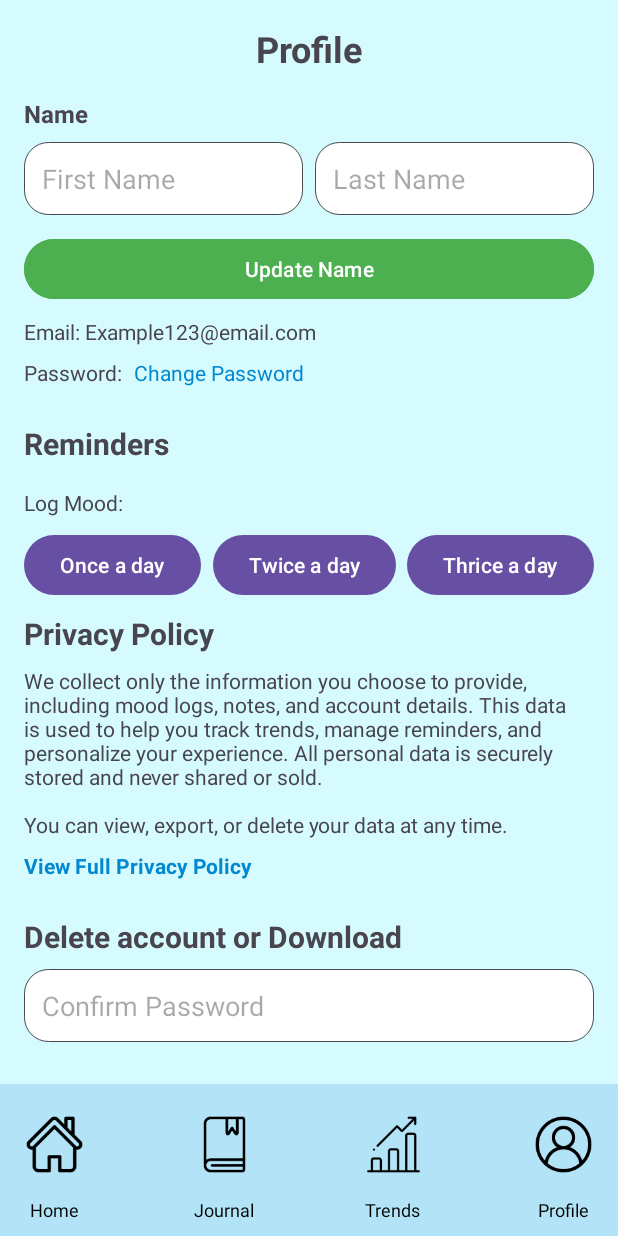
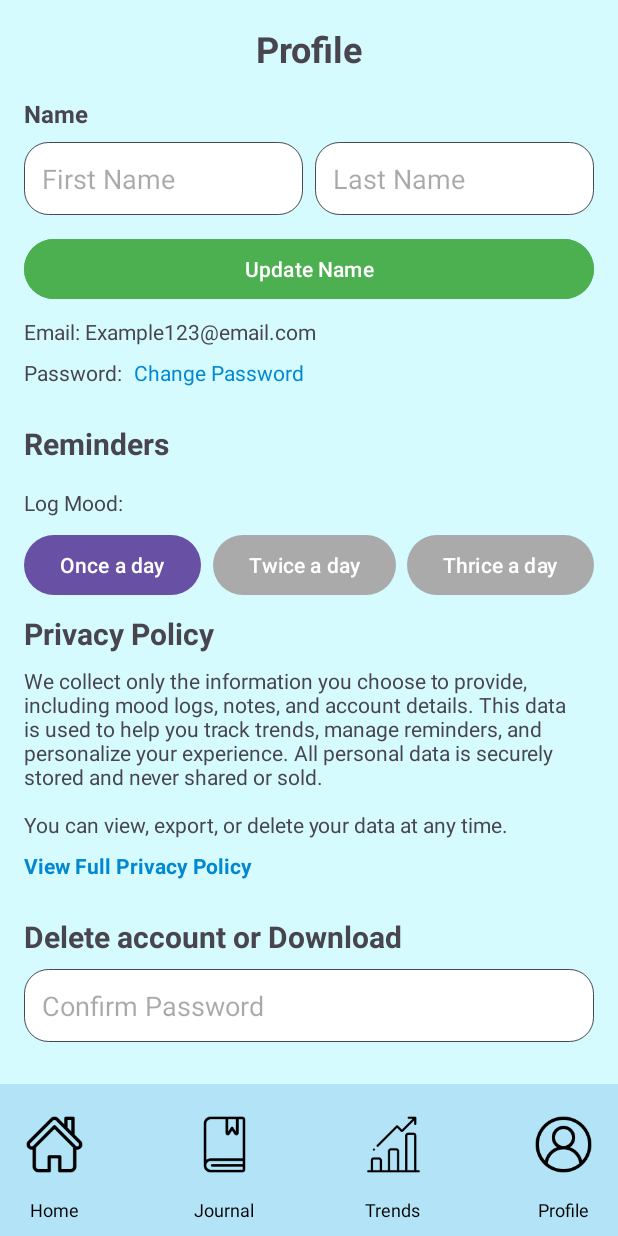
Before and after one commit to killerBunny8/mentalhealth-project, an Android app: the ActivitySettings screen opened directly, with no data from a screen before it, after a tap on "Once a day", on a phone screen of 412 x 824 dp. Run offline under Robolectric (Android 15) with nearby library versions, the phone set to English and light mode, and no system bars; our stand-ins replace Firebase (no records; nobody signed in at launch, a user with empty details on screens opened directly).

Commit message:
coments and some cahnges in settings

```diff
--- a/app/src/main/java/com/example/mentalhealf/ActivityMindfullness.java
+++ b/app/src/main/java/com/example/mentalhealf/ActivityMindfullness.java
@@ -51,7 +51,7 @@ public class ActivityMindfullness extends AppCompatActivity {
         });
 
     }
-
+    // function that opens next page with correct fragment
     private void openMethodMeditation(String meditationType) {
         Intent intent = new Intent(this, ActivityMethodMeditation.class);
         intent.putExtra("MEDITATION_TYPE", meditationType);
--- a/app/src/main/java/com/example/mentalhealf/ActivitySettings.java
+++ b/app/src/main/java/com/example/mentalhealf/ActivitySettings.java
@@ -28,14 +28,14 @@ import java.text.SimpleDateFormat;
 import java.util.Locale;
 
 public class ActivitySettings extends AppCompatActivity {
-    TextView emailText, changePassword, privacyPolicy;
+    private TextView emailText, changePassword, privacyPolicy;
 
-    EditText editFirstName, editLastName,deletePassword;
-    Button btnUpdateName,btnOnce, btnTwice, btnThrice, btndeleteAccount, btnDownload,btnLogout;
+    private EditText editFirstName, editLastName,deletePassword;
+    private Button btnUpdateName,btnOnce, btnTwice, btnThrice, btndeleteAccount, btnDownload,btnLogout;
 
-    FirebaseAuth mAuth;
-    FirebaseFirestore db;
-    FirebaseUser user;
+    private FirebaseAuth mAuth;
+    private FirebaseFirestore db;
+    private FirebaseUser user;
     private reminders reminderManager;
 
 
@@ -45,7 +45,7 @@ public class ActivitySettings extends AppCompatActivity {
         setContentView(R.layout.activity_settings);
 
         getWindow().setNavigationBarColor(ContextCompat.getColor(this, android.R.color.black));
-
+        // init layout components to variable
         editFirstName = findViewById(R.id.editFirstName);
         editLastName = findViewById(R.id.editLastName);
         btnUpdateName = findViewById(R.id.btnUpdateName);
@@ -59,14 +59,17 @@ public class ActivitySettings extends AppCompatActivity {
         btnDownload = findViewById(R.id.downloadDataButton);
         btnLogout = findViewById(R.id.logoutButton);
         privacyPolicy = findViewById(R.id.privacyPolicyLink);
-
+        //init reminders
         reminderManager = new reminders(this);
-
+        //init firestore
         mAuth = FirebaseAuth.getInstance();
         db = FirebaseFirestore.getInstance();
         user = mAuth.getCurrentUser();
+        //call function to load username into edittext
         loadUserName();
+        loadSelectedReminder();
 
+        //btnclick to update name
         btnUpdateName.setOnClickListener(v -> {
             String firstName = editFirstName.getText().toString().trim();
             String lastName = editLastName.getText().toString().trim();
@@ -77,19 +80,26 @@ public class ActivitySettings extends AppCompatActivity {
                 updateName();
             }
         });
+        //function which sends email to change password
         changePassword.setOnClickListener(v -> {
             changePword();
         });
+        //btn to set reminders
         btnOnce.setOnClickListener(v -> {
+            highlightSelectedButton(btnOnce);
+            saveSelectedReminder(1);
             reminderManager.setReminders(
                     1,
                     "Mental Health Check",
                     "Time to check in with yourself!"
             );
-            testNotification();
+            testNotification(); //function to show notification
         });
 
+        // onclick of two a day notif
         btnTwice.setOnClickListener(v -> {
+            highlightSelectedButton(btnTwice);
+            saveSelectedReminder(2);
             reminderManager.setReminders(
                     2,
                     "Mental Health Check",
@@ -97,8 +107,10 @@ public class ActivitySettings extends AppCompatActivity {
             );
             testNotification();
         });
-
+        // onclick of three a day notif
         btnThrice.setOnClickListener(v -> {
+            highlightSelectedButton(btnThrice);
+            saveSelectedReminder(3);
             reminderManager.setReminders(
                     3,
                     "Mental Health Check",
@@ -106,12 +118,14 @@ public class ActivitySettings extends AppCompatActivity {
             );
             testNotification();
         });
+        //delete account
         btndeleteAccount.setOnClickListener(v -> {
             String password = deletePassword.getText().toString().trim();
             if (password.isEmpty()) {
                 Toast.makeText(this, "Please enter your password to confirm", Toast.LENGTH_SHORT).show();
             } else {
                 //deleteAccount(password);
+                //alert box to double check deleting account
                 new AlertDialog.Builder(this)
                         .setTitle("Confirm Deletion")
                         .setMessage("Are you sure you want to permanently delete your account? this action can not be undone.")
@@ -122,25 +136,58 @@ public class ActivitySettings extends AppCompatActivity {
                         .show();
             }
         });
+        //download moodlogs btn
         btnDownload.setOnClickListener(v -> {
             String password = deletePassword.getText().toString().trim();
             if (password.isEmpty()) {
                 Toast.makeText(this, "Please enter your password to confirm", Toast.LENGTH_SHORT).show();
             } else {
                 downloadUserData(password);
-
             }
         });
+        //logout btn
         btnLogout.setOnClickListener(v -> {
             logout();
         });
+        //view privcacy policy
         privacyPolicy.setOnClickListener(v -> {
             Toast.makeText(ActivitySettings.this, "Redirecting to login page", Toast.LENGTH_SHORT).show();
             startActivity(new Intent(ActivitySettings.this, ActivityPrivacy.class));
         });
 
     }
+    //function which  loads the chosen reminder oncreate()
+    private void loadSelectedReminder() {
+        SharedPreferences prefs = getSharedPreferences("MyPrefs", MODE_PRIVATE);
+        int selectedReminder = prefs.getInt("SelectedReminder", 0);
 
+        if (selectedReminder == 1) {
+            highlightSelectedButton(btnOnce);
+        } else if (selectedReminder == 2) {
+            highlightSelectedButton(btnTwice);
+        } else if (selectedReminder == 3) {
+            highlightSelectedButton(btnThrice);
+        }
+    }
+    //function which saves setting of notif status
+    private void saveSelectedReminder(int reminderOption) {
+        SharedPreferences prefs = getSharedPreferences("MyPrefs", MODE_PRIVATE);
+        SharedPreferences.Editor editor = prefs.edit();
+        editor.putInt("SelectedReminder", reminderOption);
+        editor.apply();
+    }
+    //ciews the chosen notif button
+    private void highlightSelectedButton(Button selectedButton) {
+        // Reset buttons
+        btnOnce.setBackgroundColor(ContextCompat.getColor(this, android.R.color.darker_gray));
+        btnTwice.setBackgroundColor(ContextCompat.getColor(this, android.R.color.darker_gray));
+        btnThrice.setBackgroundColor(ContextCompat.getColor(this, android.R.color.darker_gray));
+
+        // change colour of butotn
+        selectedButton.setBackgroundColor(ContextCompat.getColor(this, R.color.purplebtn));
+    }
+
+    //logs out and removes account from shared preferences
     private void logout() {
         FirebaseAuth.getInstance().signOut();
         SharedPreferences prefs = getSharedPreferences("MyPrefs", MODE_PRIVATE);
@@ -149,7 +196,7 @@ public class ActivitySettings extends AppCompatActivity {
         startActivity(new Intent(this, ActivityMain.class));
         finish();
     }
-
+    //function to update name
     private void updateName() {
         String firstName = editFirstName.getText().toString().trim();
         String lastName = editLastName.getText().toString().trim();
@@ -168,6 +215,7 @@ public class ActivitySettings extends AppCompatActivity {
             Toast.makeText(this, "User not logged in", Toast.LENGTH_SHORT).show();
         }
     }
+    //function to load username
     private void loadUserName() {
         if (user != null) {
             String uid = user.getUid();
@@ -193,6 +241,7 @@ public class ActivitySettings extends AppCompatActivity {
             );
         }
     }
+    //function which sends email to change password
     private void changePword(){
         if (user != null) {
             //String email = changePassword.getText().toString();
@@ -209,6 +258,7 @@ public class ActivitySettings extends AppCompatActivity {
             Toast.makeText(this, "No user logged in", Toast.LENGTH_SHORT).show();
         }
     }
+    //sends out a test notification
     private void testNotification() {
         Intent intent = new Intent(this, ReminderMessage.class);
         intent.putExtra("title", "Test Notification");
@@ -217,7 +267,7 @@ public class ActivitySettings extends AppCompatActivity {
 
         sendBroadcast(intent);
     }
-
+    // deletes account data, authentication and also stored data after authenticating
     private void deleteAccount(String password){
         String email = user.getEmail();
 
@@ -241,6 +291,7 @@ public class ActivitySettings extends AppCompatActivity {
                         Toast.makeText(this, "Re-authentication failed: " + e.getMessage(), Toast.LENGTH_SHORT).show());
 
     }
+    //downlaods all moodlog data after authenticating account
     private void downloadUserData(String password) {
 
         String email = user.getEmail();
@@ -254,12 +305,13 @@ public class ActivitySettings extends AppCompatActivity {
                             .addOnSuccessListener(querySnapshot -> {
                                 StringBuilder data = new StringBuilder();
                                 SimpleDateFormat sdf = new SimpleDateFormat("dd MMM yyyy - HH:mm", Locale.getDefault());
-                                for (var doc : querySnapshot) {
+                                for (var doc : querySnapshot) { //for every moodlog this happens
                                     String activity = doc.getString("activity");
                                     String description = doc.getString("description");
                                     Long feeling = doc.getLong("feeling");
                                     Timestamp timestamp = doc.getTimestamp("time");
                                     String moodEmoji;
+                                    // transforms the feeling into their emojis for consistency
                                     if (feeling == null) {
                                         moodEmoji = "🤔";
                                     } else if (feeling == 1) {
@@ -275,14 +327,14 @@ public class ActivitySettings extends AppCompatActivity {
                                     } else {
                                         moodEmoji = "🤔";
                                     }
-
+                                    //appends to a document
                                     data.append("Date: ").append(sdf.format(timestamp.toDate()))
                                             .append("\nMood: ").append(moodEmoji)
                                             .append("\nActivity: ").append(activity)
                                             .append("\nDescription: ").append(description)
                                             .append("\n\n");
                                 }
-
+                                //calls function to save to file
                                 saveTextToFile(data.toString());
                             })
                             .addOnFailureListener(e ->
@@ -292,11 +344,11 @@ public class ActivitySettings extends AppCompatActivity {
                 .addOnFailureListener(e ->
                         Toast.makeText(this, "Re-authentication failed: " + e.getMessage(), Toast.LENGTH_SHORT).show());
     }
-
+    //defines name and location of where to esave file.
     private void saveTextToFile(String content) {
         try {
             String fileName = "my_mood_logs.txt";
-            File downloads = Environment.getExternalStoragePublicDirectory(Environment.DIRECTORY_DOWNLOADS);
+            File downloads = Environment.getExternalStoragePublicDirectory(Environment.DIRECTORY_DOWNLOADS); //location of save
 
             File file = new File(downloads, fileName);
             FileOutputStream fos = new FileOutputStream(file);
--- a/app/src/main/java/com/example/mentalhealf/ActivitySignup.java
+++ b/app/src/main/java/com/example/mentalhealf/ActivitySignup.java
@@ -26,7 +26,7 @@ public class ActivitySignup extends AppCompatActivity {
         super.onCreate(savedInstanceState);
         setContentView(R.layout.activity_signup);
         getWindow().setNavigationBarColor(ContextCompat.getColor(this, android.R.color.black));
-        // Initialize helper
+        // Initialise helper
         firebaselogin = new loginHelper();
 
         // Link ui elements
--- a/app/src/main/java/com/example/mentalhealf/moodLogHelper.java
+++ b/app/src/main/java/com/example/mentalhealf/moodLogHelper.java
@@ -58,9 +58,6 @@ public class moodLogHelper {
     public void getAllMoodLogs(String selectedDate, @NonNull MoodLogListCallback callback) {
         FirebaseUser currentUser = mAuth.getCurrentUser();
         String userId = currentUser.getUid();
-
-
-
         db.collection("users").document(userId).collection("moodLogs")
                 .orderBy("time").get().addOnSuccessListener(queryDocumentSnapshots -> {
                     List<Moodlog> moodLogs = new ArrayList<>();
--- a/app/src/main/res/layout/activity_settings.xml
+++ b/app/src/main/res/layout/activity_settings.xml
@@ -146,13 +146,14 @@
                 app:layout_constraintStart_toStartOf="parent"
                 android:layout_marginTop="16dp" />
 
-            <Button android:id="@+id/btnOnce"
+            <Button
+                android:id="@+id/btnOnce"
                 android:layout_width="wrap_content"
                 android:layout_height="wrap_content"
+                android:layout_marginTop="8dp"
                 android:text="Once a day"
-                app:layout_constraintTop_toBottomOf="@id/logMoodLabel"
                 app:layout_constraintStart_toStartOf="parent"
-                android:layout_marginTop="8dp" />
+                app:layout_constraintTop_toBottomOf="@id/logMoodLabel" />
 
             <Button
                 android:id="@+id/btnTwice"
--- a/app/src/main/res/values/colors.xml
+++ b/app/src/main/res/values/colors.xml
@@ -4,4 +4,5 @@
     <color name="white">#FFFFFFFF</color>
     <color name="green_button_background">#4CAF50</color>
     <color name="background_colour">#D5FBFF</color>
+    <color name="purplebtn">#6851A5</color>
 </resources>
```
Also changed, not shown: app/src/main/java/com/example/mentalhealf/ActivityMeditationHistory.java (+9 -10 lines), app/src/main/java/com/example/mentalhealf/ActivityMethodMeditation.java (+9 -16 lines), app/src/main/java/com/example/mentalhealf/ActivityPostMeditation.java (+19 -13 lines), app/src/main/java/com/example/mentalhealf/ActivityProfessionalHelp.java (+4 -4 lines).
